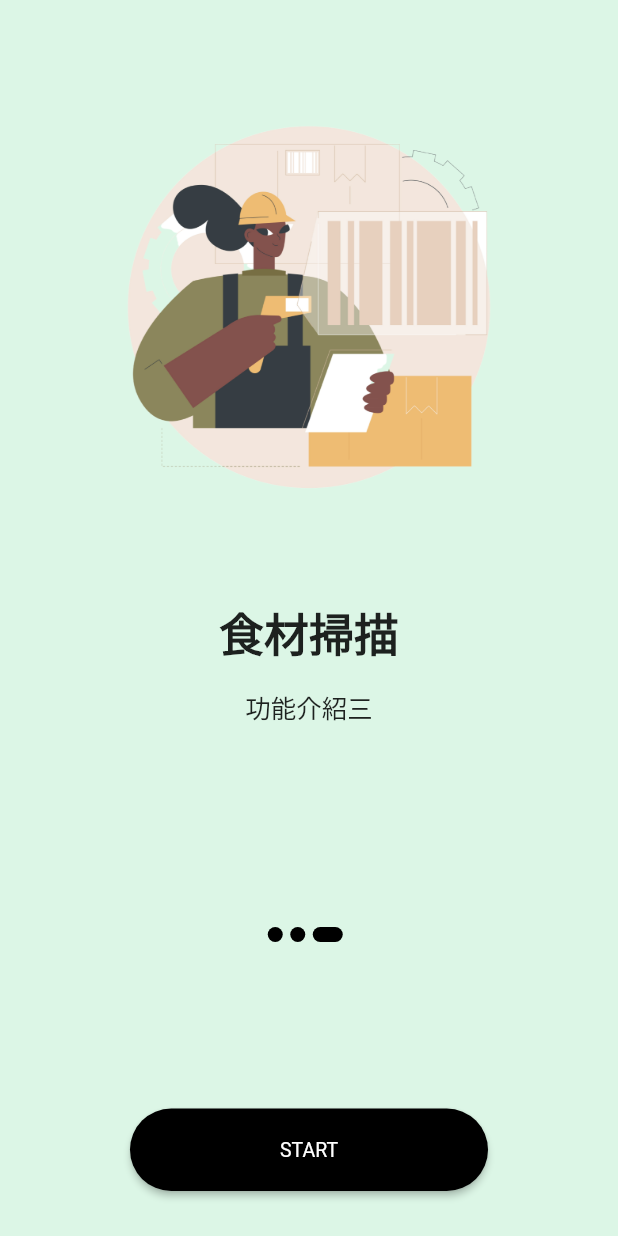
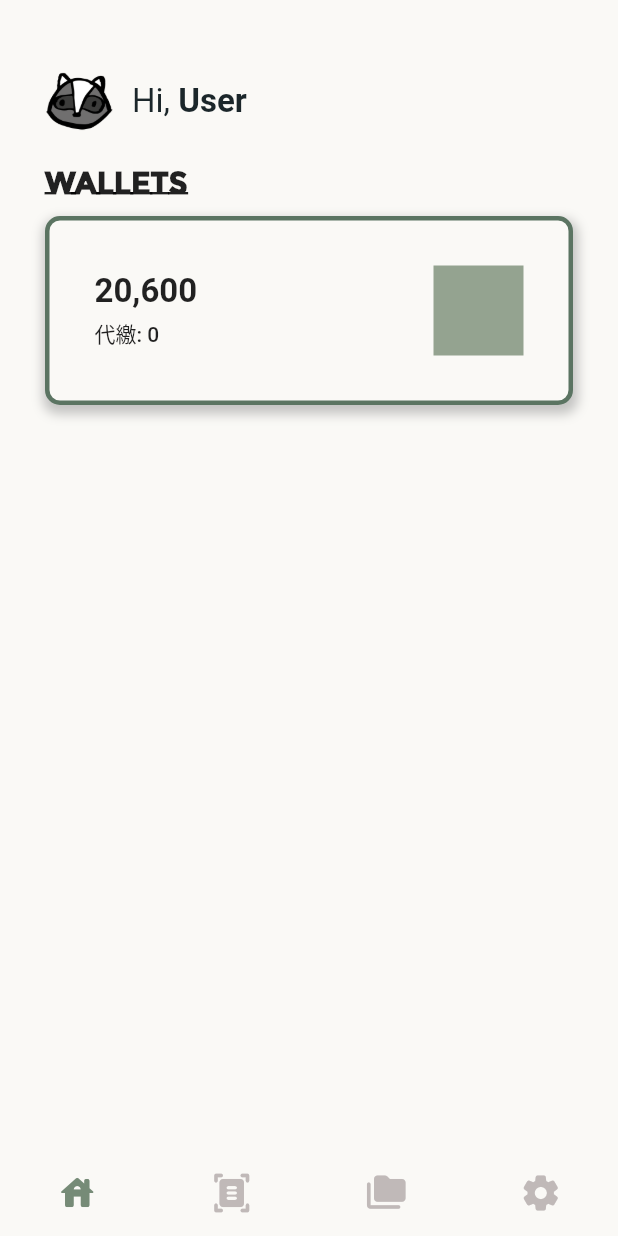
Before and after one commit to SHUSHU010829/Save_food_Battle, a Flutter app: the screen it shows after launch, after a tap on "SKIP", after a tap on "START", on a phone screen of 412 x 824 dp. Run offline on Flutter 3.47's test engine with Material 2 defaults, Android fonts, the phone set to English and light mode, and no system bars; Roboto replaces fonts that are missing (GenJyuuGothic).

Commit message:
+ update nav page  - scan_page  - home_page    - user&avatar    - wallet  - setting_page  - storefood_page - route onboarding_screen start buttom to home_page

```diff
--- a/frontend/lib/main.dart
+++ b/frontend/lib/main.dart
@@ -1,5 +1,6 @@
 import 'package:flutter/material.dart';
-import 'screen/onboarding_screen.dart';
+import 'package:frontend/page/navpage/main_page.dart'; // ignore: unused_import
+import 'screen/onboarding_screen.dart'; // ignore: unused_import
 
 void main() {
   runApp(const MyApp());
@@ -14,7 +15,9 @@ class MyApp extends StatelessWidget {
     return MaterialApp(
       title: 'Food_Battle_App',
       debugShowCheckedModeBanner: false,
-      theme: ThemeData(),
+      theme: ThemeData(
+        fontFamily: 'GenJyuuGothic',
+      ),
       home: const OnboardingScreen(),
     );
   }
--- /dev/null
+++ b/frontend/lib/page/navpage/home_page.dart
@@ -0,0 +1,135 @@
+import 'package:flutter/material.dart';
+
+class HomePage extends StatefulWidget {
+  const HomePage({Key? key}) : super(key: key);
+
+  @override
+  State<HomePage> createState() => _HomePageState();
+}
+
+class _HomePageState extends State<HomePage> {
+  get mainAxisAlignment => null;
+
+  @override
+  Widget build(BuildContext context) {
+    return Scaffold(
+      backgroundColor: const Color.fromRGBO(250, 249, 246, 1),
+      body: Container(
+        padding:
+            const EdgeInsets.only(left: 30, right: 30, top: 45, bottom: 30),
+        child: Column(
+          crossAxisAlignment: CrossAxisAlignment.start,
+          children: [
+            Row(
+              mainAxisAlignment: MainAxisAlignment.spaceBetween,
+              children: [
+                Row(
+                  children: [
+                    Container(
+                      width: 45,
+                      height: 45,
+                      decoration: const BoxDecoration(
+                        image: DecorationImage(
+                          image: AssetImage('assets/images/頭像.png'),
+                        ),
+                      ),
+                    ),
+                    const SizedBox(
+                      width: 13,
+                    ),
+                    const Text(
+                      "Hi,",
+                      style: TextStyle(
+                        color: Color.fromRGBO(27, 38, 42, 1),
+                        fontFamily: 'GenJyuuGothic',
+                        fontSize: 22,
+                      ),
+                    ),
+                    const Text(
+                      " User",
+                      style: TextStyle(
+                        color: Color.fromRGBO(27, 38, 42, 1),
+                        fontFamily: 'GenJyuuGothic',
+                        fontWeight: FontWeight.w700,
+                        fontSize: 22,
+                      ),
+                    ),
+                  ],
+                )
+              ],
+            ),
+            const SizedBox(
+              height: 20,
+            ),
+            const Text(
+              "WALLETS",
+              style: TextStyle(
+                fontFamily: 'MontserratSubrayada',
+                fontSize: 20,
+                fontWeight: FontWeight.w900,
+              ),
+            ),
+            const SizedBox(
+              height: 10,
+            ),
+            Container(
+              padding: const EdgeInsets.all(30),
+              decoration: BoxDecoration(
+                border: Border.all(
+                  color: const Color.fromRGBO(91, 116, 98, 1),
+                  width: 3,
+                ),
+                boxShadow: [
+                  BoxShadow(
+                    color: Colors.grey.withOpacity(0.6),
+                    spreadRadius: 2,
+                    blurRadius: 6,
+                    offset: const Offset(1, 4), // changes position of shadow
+                  ),
+                ],
+                borderRadius: BorderRadius.circular(10.0),
+                color: const Color.fromRGBO(250, 249, 246, 1),
+              ),
+
+              child: Row(
+                mainAxisAlignment: MainAxisAlignment.spaceBetween,
+                children: [
+                  Column(
+                    mainAxisAlignment: MainAxisAlignment.center,
+                    crossAxisAlignment: CrossAxisAlignment.start,
+                    children: const [
+                      Text(
+                        "20,600",
+                        style: TextStyle(
+                          fontSize: 22,
+                          fontWeight: FontWeight.w700,
+                        ),
+                      ),
+                      SizedBox(
+                        height: 5,
+                      ),
+
+                      Text(
+                        "代繳: 0",
+                        style: TextStyle(
+                            fontSize: 14, fontWeight: FontWeight.w500),
+                      ),
+                    ],
+                  ),
+                  Container(
+                    height: 60,
+                    width: 60,
+                    decoration: BoxDecoration(
+                      shape: BoxShape.rectangle,
+                      color: const Color.fromRGBO(148, 163, 144, 1),
+                    ),
+                  ),
+                ],
+              ),
+            ),
+          ],
+        ),
+      ),
+    );
+  }
+}
--- /dev/null
+++ b/frontend/lib/page/navpage/main_page.dart
@@ -0,0 +1,77 @@
+import 'package:flutter/material.dart';
+import 'package:frontend/page/navpage/home_page.dart';
+import 'package:frontend/page/navpage/scan_page.dart';
+import 'package:frontend/page/navpage/setting_page.dart';
+import 'package:frontend/page/navpage/storefood_page.dart';
+
+class MainPage extends StatefulWidget {
+  const MainPage({Key? key}) : super(key: key);
+
+  @override
+  State<MainPage> createState() => _MainPageState();
+}
+
+class _MainPageState extends State<MainPage> {
+  List pages = [
+    const HomePage(),
+    const ScanPage(),
+    const StorefoodPage(),
+    const SettingPage(),
+  ];
+  int currentIndex = 0;
+  void onTap(int index) {
+    setState(() {
+      currentIndex = index;
+    });
+  }
+
+  @override
+  Widget build(BuildContext context) {
+    return Scaffold(
+      backgroundColor: const Color.fromRGBO(250, 249, 246, 1),
+      body: pages[currentIndex],
+      bottomNavigationBar: BottomNavigationBar(
+          unselectedFontSize: 0,
+          selectedFontSize: 0,
+          type: BottomNavigationBarType.fixed,
+          backgroundColor: const Color.fromRGBO(250, 249, 246, 1),
+          onTap: onTap,
+          currentIndex: currentIndex,
+          selectedItemColor: const Color.fromRGBO(118, 139, 119, 1),
+          unselectedItemColor: const Color.fromRGBO(177, 169, 169, 0.8),
+          showSelectedLabels: false,
+          showUnselectedLabels: false,
+          elevation: 0,
+          items: const [
+            BottomNavigationBarItem(
+              icon: Icon(
+                Icons.house_rounded,
+                size: 28,
+              ),
+              label: 'Home',
+            ),
+            BottomNavigationBarItem(
+              icon: Icon(
+                Icons.document_scanner_rounded,
+                size: 28,
+              ),
+              label: 'Scan',
+            ),
+            BottomNavigationBarItem(
+              icon: Icon(
+                Icons.folder_copy_rounded,
+                size: 28,
+              ),
+              label: 'Foodstore',
+            ),
+            BottomNavigationBarItem(
+              icon: Icon(
+                Icons.settings_rounded,
+                size: 28,
+              ),
+              label: 'Setting',
+            ),
+          ]),
+    );
+  }
+}
--- /dev/null
+++ b/frontend/lib/page/navpage/scan_page.dart
@@ -0,0 +1,14 @@
+import 'package:flutter/cupertino.dart';
+
+class ScanPage extends StatelessWidget {
+  const ScanPage({Key? key}) : super(key: key);
+
+  @override
+  Widget build(BuildContext context) {
+    return Container(
+      child: Center(
+        child: Text("Scan Page"),
+      ),
+    );
+  }
+}
--- /dev/null
+++ b/frontend/lib/page/navpage/setting_page.dart
@@ -0,0 +1,14 @@
+import 'package:flutter/cupertino.dart';
+
+class SettingPage extends StatelessWidget {
+  const SettingPage({Key? key}) : super(key: key);
+
+  @override
+  Widget build(BuildContext context) {
+    return Container(
+      child: Center(
+        child: Text("Setting Page"),
+      ),
+    );
+  }
+}
--- /dev/null
+++ b/frontend/lib/page/navpage/storefood_page.dart
@@ -0,0 +1,14 @@
+import 'package:flutter/cupertino.dart';
+
+class StorefoodPage extends StatelessWidget {
+  const StorefoodPage({Key? key}) : super(key: key);
+
+  @override
+  Widget build(BuildContext context) {
+    return Container(
+      child: Center(
+        child: Text("Storefood Page"),
+      ),
+    );
+  }
+}
--- a/frontend/lib/screen/onboarding_screen.dart
+++ b/frontend/lib/screen/onboarding_screen.dart
@@ -3,6 +3,8 @@
 import 'package:flutter/material.dart';
 import 'package:frontend/size_config.dart';
 import 'package:frontend/screen/onboarding_contents.dart';
+
+import '../page/navpage/main_page.dart';
 
 class OnboardingScreen extends StatefulWidget {
   const OnboardingScreen({Key? key}) : super(key: key);
@@ -110,7 +112,12 @@ class _OnboardingScreenState extends State<OnboardingScreen> {
                       ? Padding(
                           padding: const EdgeInsets.all(30),
                           child: ElevatedButton(
-                            onPressed: () {},
+                            onPressed: () {
+                              Navigator.pushReplacement(
+                                  context,
+                                  MaterialPageRoute(
+                                      builder: (context) => const MainPage()));
+                            },
                             child: const Text("START"),
                             style: ElevatedButton.styleFrom(
                               primary: Colors.black,
```
Also changed, not shown: frontend/pubspec.yaml (+6 -1 lines), frontend/assets/fonts/MontserratSubrayada-Bold.ttf (added), frontend/assets/fonts/MontserratSubrayada-Regular.ttf (added), frontend/assets/images/頭像.png (added).
